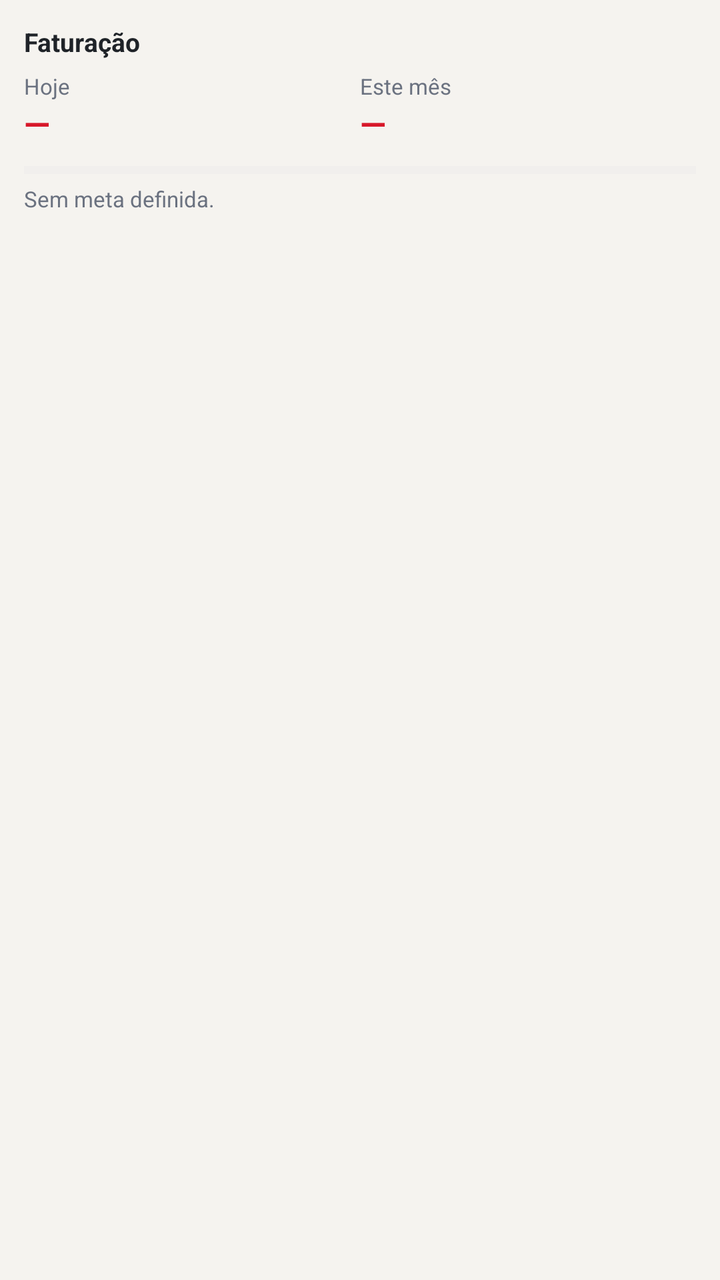
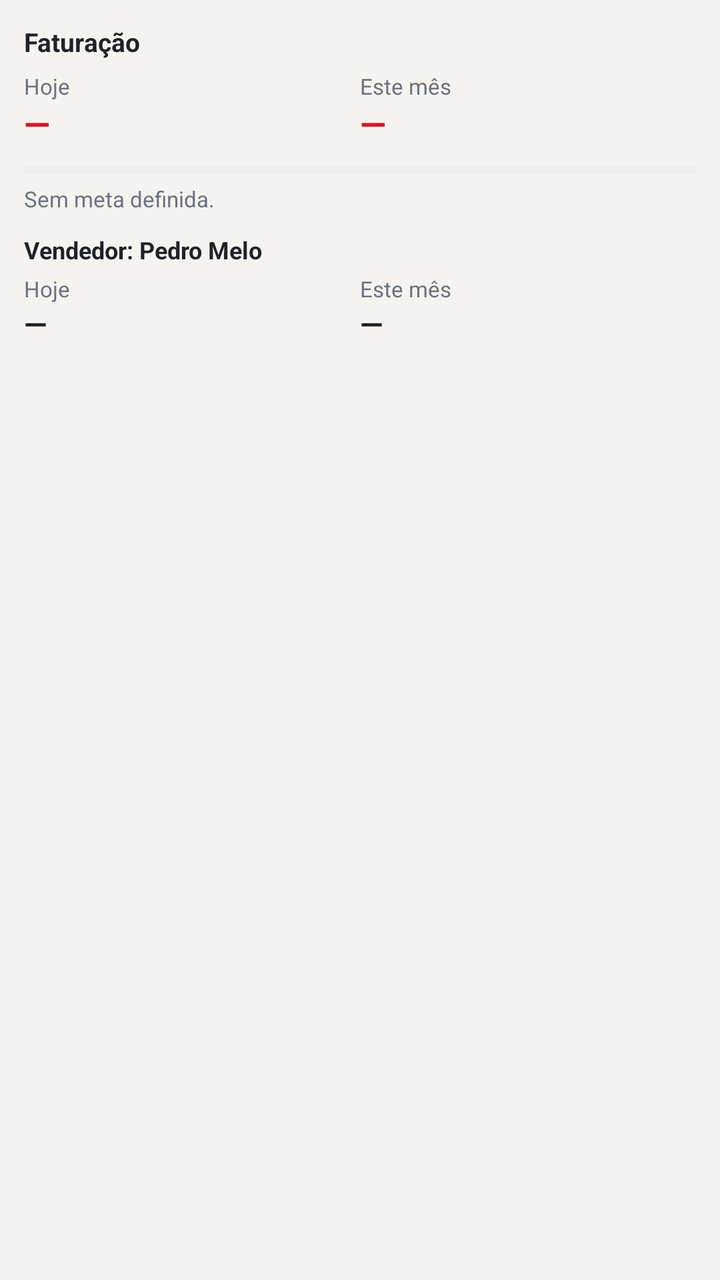

Compare the two renders of this Android layout. The source of the first and the diff that turns it into the second are given below.
<!-- AndroidManifest.xml: application theme android:Theme.Material.Light -->
<!-- res/layout/widget_faturacao.xml -->
<?xml version="1.0" encoding="utf-8"?>
<LinearLayout xmlns:android="http://schemas.android.com/apk/res/android"
    android:id="@+id/widget_root"
    android:layout_width="match_parent"
    android:layout_height="match_parent"
    android:background="#F5F3EF"
    android:orientation="vertical"
    android:padding="12dp">

    <TextView
        android:id="@+id/w_titulo"
        android:layout_width="wrap_content"
        android:layout_height="wrap_content"
        android:text="Faturação"
        android:textColor="#1F2328"
        android:textSize="13sp"
        android:textStyle="bold" />

    <LinearLayout
        android:layout_width="match_parent"
        android:layout_height="wrap_content"
        android:layout_marginTop="6dp"
        android:orientation="horizontal">

        <LinearLayout
            android:layout_width="0dp"
            android:layout_height="wrap_content"
            android:layout_weight="1"
            android:orientation="vertical">
            <TextView
                android:layout_width="wrap_content"
                android:layout_height="wrap_content"
                android:text="Hoje"
                android:textColor="#6B7280"
                android:textSize="11sp" />
            <TextView
                android:id="@+id/w_dia_val"
                android:layout_width="wrap_content"
                android:layout_height="wrap_content"
                android:text="—"
                android:textColor="#D7182A"
                android:textSize="17sp"
                android:textStyle="bold" />
        </LinearLayout>

        <LinearLayout
            android:layout_width="0dp"
            android:layout_height="wrap_content"
            android:layout_weight="1"
            android:orientation="vertical">
            <TextView
                android:layout_width="wrap_content"
                android:layout_height="wrap_content"
                android:text="Este mês"
                android:textColor="#6B7280"
                android:textSize="11sp" />
            <TextView
                android:id="@+id/w_mes_val"
                android:layout_width="wrap_content"
                android:layout_height="wrap_content"
                android:text="—"
                android:textColor="#D7182A"
                android:textSize="17sp"
                android:textStyle="bold" />
        </LinearLayout>
    </LinearLayout>

    <ProgressBar
        android:id="@+id/w_meta_bar"
        style="?android:attr/progressBarStyleHorizontal"
        android:layout_width="match_parent"
        android:layout_height="8dp"
        android:layout_marginTop="8dp"
        android:max="100"
        android:progress="0"
        android:progressBackgroundTint="#E3E5E8"
        android:progressTint="#D7182A" />

    <TextView
        android:id="@+id/w_meta_txt"
        android:layout_width="wrap_content"
        android:layout_height="wrap_content"
        android:layout_marginTop="3dp"
        android:text="Sem meta definida."
        android:textColor="#6B7280"
        android:textSize="11sp" />

    <TextView
        android:id="@+id/w_hora"
        android:layout_width="wrap_content"
        android:layout_height="wrap_content"
        android:text=""
        android:textColor="#9CA3AF"
        android:textSize="9sp" />
</LinearLayout>
<!-- resources referenced by this layout -->
<resources>

</resources>

<!-- the commit's change to res/layout/widget_faturacao.xml (unified diff, before → after) -->
@@ -86,6 +86,72 @@
         android:textSize="11sp" />
 
     <TextView
+        android:layout_width="wrap_content"
+        android:layout_height="wrap_content"
+        android:layout_marginTop="10dp"
+        android:text="Vendedor: Pedro Melo"
+        android:textColor="#1F2328"
+        android:textSize="12sp"
+        android:textStyle="bold" />
+
+    <LinearLayout
+        android:layout_width="match_parent"
+        android:layout_height="wrap_content"
+        android:layout_marginTop="4dp"
+        android:orientation="horizontal">
+
+        <LinearLayout
+            android:layout_width="0dp"
+            android:layout_height="wrap_content"
+            android:layout_weight="1"
+            android:orientation="vertical">
+            <TextView
+                android:layout_width="wrap_content"
+                android:layout_height="wrap_content"
+                android:text="Hoje"
+                android:textColor="#6B7280"
+                android:textSize="11sp" />
+            <TextView
+                android:id="@+id/w_ped_dia"
+                android:layout_width="wrap_content"
+                android:layout_height="wrap_content"
+                android:text="—"
+                android:textColor="#1F2328"
+                android:textSize="15sp"
+                android:textStyle="bold" />
+        </LinearLayout>
+
+        <LinearLayout
+            android:layout_width="0dp"
+            android:layout_height="wrap_content"
+            android:layout_weight="1"
+            android:orientation="vertical">
+            <TextView
+                android:layout_width="wrap_content"
+                android:layout_height="wrap_content"
+                android:text="Este mês"
+                android:textColor="#6B7280"
+                android:textSize="11sp" />
+            <TextView
+                android:id="@+id/w_ped_mes"
+                android:layout_width="wrap_content"
+                android:layout_height="wrap_content"
+                android:text="—"
+                android:textColor="#1F2328"
+                android:textSize="15sp"
+                android:textStyle="bold" />
+        </LinearLayout>
+    </LinearLayout>
+
+    <ImageView
+        android:id="@+id/w_grafico"
+        android:layout_width="match_parent"
+        android:layout_height="0dp"
+        android:layout_weight="1"
+        android:layout_marginTop="6dp"
+        android:scaleType="fitXY" />
+
+    <TextView
         android:id="@+id/w_hora"
         android:layout_width="wrap_content"
         android:layout_height="wrap_content"
